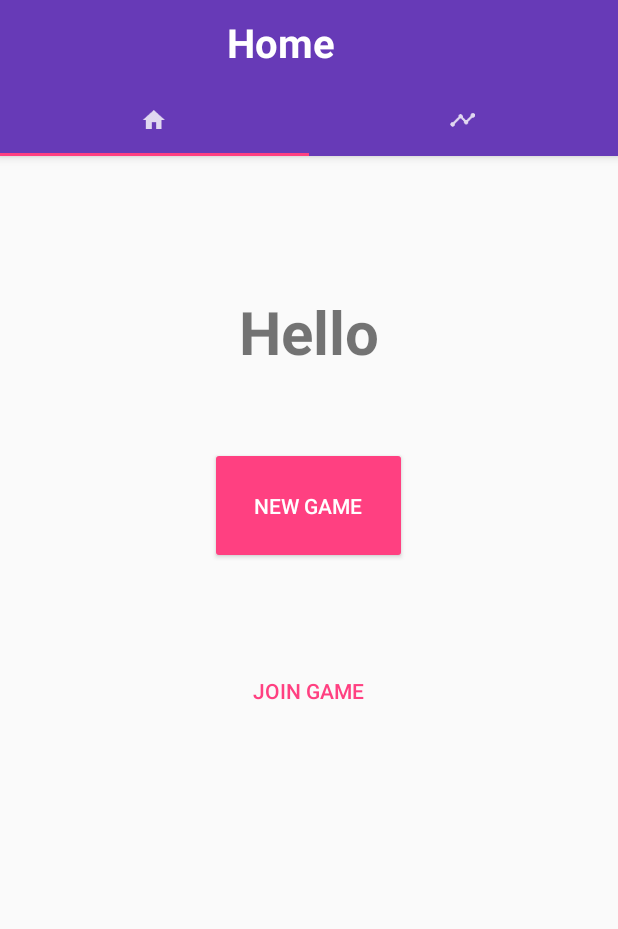
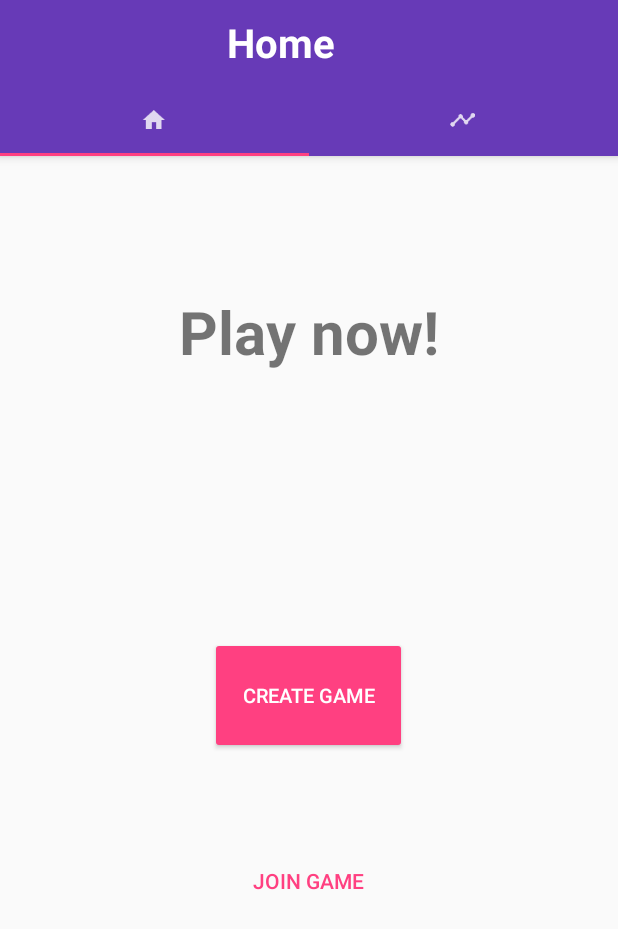
Before and after one commit to BrianGorter078/Lasergame, an Android app: the screen it shows after launch (MainActivity), on a phone screen of 412 x 824 dp. Shown: the top 929 px of the screen. Run offline under Robolectric (Android 15) with nearby library versions, the phone set to English and light mode, and no system bars; our stand-ins replace ButterKnife.

Commit message:
minor changes

```diff
--- a/app/build.gradle
+++ b/app/build.gradle
@@ -27,6 +27,7 @@ dependencies {
     compile 'com.android.support:appcompat-v7:23.4.0'
     compile 'com.android.support:support-v4:23.4.0'
     compile 'com.android.support:design:23.4.0'
+    compile 'com.google.apis:google-api-services-calendar:v3-rev125-1.20.0'
     compile 'com.jakewharton:butterknife:8.0.1'
     apt 'com.jakewharton:butterknife-compiler:8.0.1'
     compile 'com.android.support:cardview-v7:23.4.0'
--- a/app/src/main/java/com/briang/lasergame/Home.java
+++ b/app/src/main/java/com/briang/lasergame/Home.java
@@ -1,19 +1,16 @@
 package com.briang.lasergame;
 
+import android.content.DialogInterface;
 import android.os.Bundle;
 import android.support.v4.app.Fragment;
+import android.support.v7.app.AlertDialog;
 import android.view.LayoutInflater;
 import android.view.View;
 import android.view.ViewGroup;
-import android.widget.Button;
-
-import butterknife.BindView;
-import butterknife.ButterKnife;
 
 
 public class Home extends Fragment {
 
-    @BindView(R.id.button) Button btn;
     public Home() {
         // Required empty public constructor
     }
@@ -30,4 +27,6 @@ public class Home extends Fragment {
     }
 
 
+
+
 }
--- a/app/src/main/java/com/briang/lasergame/MainActivity.java
+++ b/app/src/main/java/com/briang/lasergame/MainActivity.java
@@ -12,6 +12,7 @@ import android.support.v7.app.AppCompatActivity;
 import android.os.Bundle;
 import android.support.v7.widget.Toolbar;
 import android.view.View;
+import android.widget.TextView;
 
 
 import java.util.ArrayList;
@@ -28,6 +29,8 @@ public class MainActivity extends AppCompatActivity {
     TabLayout tabLayout;
     @BindView(R.id.viewpager)
     ViewPager viewPager;
+    @BindView(R.id.toolbar_title)
+    TextView textView;
     private int[] tabIcons = {
             R.drawable.ic_home,
             R.drawable.ic_settings
@@ -67,7 +70,16 @@ public class MainActivity extends AppCompatActivity {
         return new TabLayout.OnTabSelectedListener() {
             @Override
             public void onTabSelected(TabLayout.Tab tab) {
-                viewPager.setCurrentItem(tab.getPosition());
+
+
+                if(tab.getPosition() == 0)
+                {
+                    textView.setText("Home");
+                }
+                else
+                {
+                    textView.setText("Stats");
+                }
             }
 
             @Override
--- a/app/src/main/res/layout/activity_main.xml
+++ b/app/src/main/res/layout/activity_main.xml
@@ -1,7 +1,7 @@
 <android.support.design.widget.CoordinatorLayout xmlns:android="http://schemas.android.com/apk/res/android"
+    xmlns:app="http://schemas.android.com/apk/res-auto"
     android:layout_width="match_parent"
-    android:layout_height="match_parent"
-    xmlns:app="http://schemas.android.com/apk/res-auto">
+    android:layout_height="match_parent">
 
     <android.support.design.widget.AppBarLayout
         android:layout_width="match_parent"
@@ -9,21 +9,21 @@
         android:theme="@style/ThemeOverlay.AppCompat.Dark.ActionBar">
 
         <include
+            layout="@layout/toolbar"
             android:layout_width="match_parent"
-        android:layout_height="wrap_content"
-        layout="@layout/toolbar" />
+            android:layout_height="wrap_content" />
 
         <android.support.design.widget.TabLayout
             android:id="@+id/tabs"
             android:layout_width="match_parent"
             android:layout_height="wrap_content"
-        app:tabMode="fixed"
-        app:tabGravity="fill"/>
+            app:tabGravity="fill"
+            app:tabMode="fixed" />
     </android.support.design.widget.AppBarLayout>
 
     <android.support.v4.view.ViewPager
         android:id="@+id/viewpager"
         android:layout_width="match_parent"
         android:layout_height="match_parent"
-app:layout_behavior="@string/appbar_scrolling_view_behavior"  />
+        app:layout_behavior="@string/appbar_scrolling_view_behavior" />
 </android.support.design.widget.CoordinatorLayout>
--- a/app/src/main/res/layout/fragment_home.xml
+++ b/app/src/main/res/layout/fragment_home.xml
@@ -5,7 +5,7 @@
     <TextView
         android:layout_width="wrap_content"
         android:layout_height="wrap_content"
-        android:text="@string/hello"
+        android:text="@string/play_game"
         android:textSize="40dp"
         android:textStyle="bold"
         android:id="@+id/textView2"
@@ -18,20 +18,22 @@
         <Button
             android:layout_width="131dp"
             android:layout_height="78dp"
-            android:text="New Game"
+            android:text="@string/play_a_game"
             style="@style/Widget.AppCompat.Button.Colored"
             android:id="@+id/button2"
             android:layout_gravity="center_horizontal|top"
-            android:layout_marginTop="50dp"
             android:onClick="Hello"
-            android:layout_below="@+id/textView2"
+            android:textSize="13dp"
+            android:paddingLeft="16dp"
+            android:paddingRight="16dp"
+            android:layout_centerVertical="true"
             android:layout_alignLeft="@+id/button3"
             android:layout_alignStart="@+id/button3" />
 
         <Button
             android:layout_width="131dp"
             android:layout_height="78dp"
-            android:text="Join Game"
+            android:text="@string/joingame"
             style="@style/Widget.AppCompat.Button.Borderless.Colored"
             android:id="@+id/button3"
             android:layout_gravity="center"
--- a/app/src/main/res/values/dimens.xml
+++ b/app/src/main/res/values/dimens.xml
@@ -3,7 +3,7 @@
     <dimen name="activity_horizontal_margin">16dp</dimen>
     <dimen name="activity_vertical_margin">16dp</dimen>
     <dimen name="tab_max_width">264dp</dimen>
-    <dimen name="tab_padding_bottom">16dp</dimen>
+    <dimen name="tab_padding_bottom">12dp</dimen>
     <dimen name="tab_label">14sp</dimen>
-    <dimen name="custom_tab_layout_height">72dp</dimen>
+    <dimen name="custom_tab_layout_height">48dp</dimen>
 </resources>
--- a/app/src/main/res/values/strings.xml
+++ b/app/src/main/res/values/strings.xml
@@ -1,9 +1,13 @@
 <resources>
     <string name="app_name">Lasergame</string>
-    <string name="hello">Hello</string>
+    <string name="stats">Statistieken</string>
+    <string name="play_game">Play now!</string>
     <string name="hello_world">Speel binnenkort!</string>
     <string name="action_settings">Settings</string>
+    <string name="newgame">New Game</string>
+    <string name="joingame">Join Game</string>
 
     <!-- TODO: Remove or change this placeholder text -->
     <string name="hello_blank_fragment">Hello blank fragment</string>
+    <string name="play_a_game">Create Game</string>
 </resources>
```
Also changed, not shown: app/src/main/res/layout/custumlist.xml (added, +34 -0 lines), app/src/main/res/layout/fragment_stats.xml (+7 -20 lines). Lines whose indentation alone changed are shown as unchanged.
